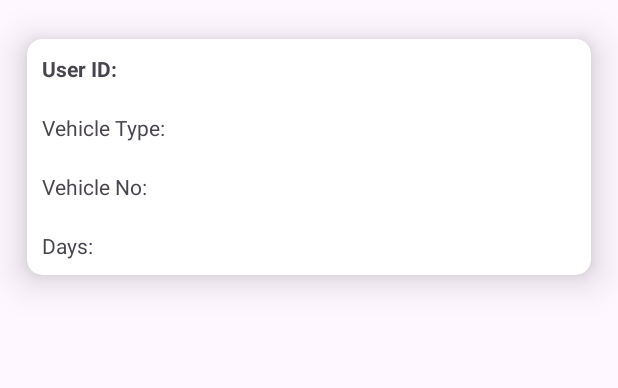
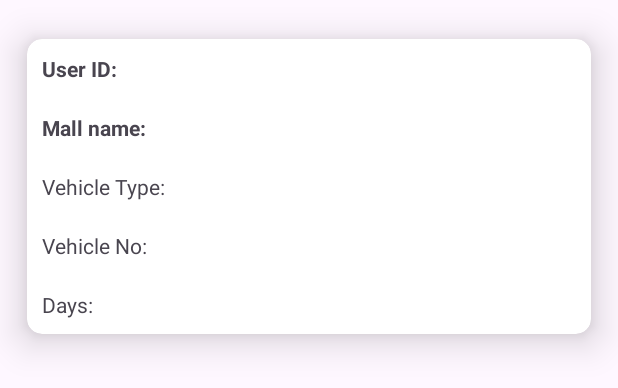
Before and after one commit to Aisha-code1/CarParkingApp, an Android app: the layout booking_item.xml on its own in the app's theme, with its tools: preview values and no code run, on a phone screen of 412 x 824 dp. Shown: the top 388 px of the screen. Run offline under Robolectric (Android 15) with nearby library versions, the phone set to English and light mode, and no system bars.

Commit message:
add booking history

```diff
--- a/app/src/main/java/com/example/carparkingapp/BookingHistoryAdapter.java
+++ b/app/src/main/java/com/example/carparkingapp/BookingHistoryAdapter.java
@@ -30,13 +30,15 @@ public class BookingHistoryAdapter extends RecyclerView.Adapter<BookingViewHolde
     @Override
     public void onBindViewHolder(@NonNull BookingViewHolder holder, int position) {
         Booking booking = bookinglist.get(position);
+        holder.tvMallName.setText("Mall: " + booking.mallName);
         holder.tvVehicleType.setText("Type: " + booking.vehicleType);
         holder.tvVehicleNumber.setText("Number: " + booking.vehicleNumber);
         holder.tvDays.setText("Days: " + booking.days);
     }
 
     @Override
-    public int getItemCount() {
+    public int getItemCount()
+    {
         return bookinglist.size();
     }
 }
--- a/app/src/main/java/com/example/carparkingapp/BookingViewHolder.java
+++ b/app/src/main/java/com/example/carparkingapp/BookingViewHolder.java
@@ -14,5 +14,6 @@ public class BookingViewHolder extends RecyclerView.ViewHolder {
         tvVehicleType = itemView.findViewById(R.id.vehicle_type);
         tvVehicleNumber = itemView.findViewById(R.id.vehicle_no);
         tvDays = itemView.findViewById(R.id.days);
+        tvMallName = itemView.findViewById(R.id.mall_name);
     }
 }
--- a/app/src/main/java/com/example/carparkingapp/DetailActivity.java
+++ b/app/src/main/java/com/example/carparkingapp/DetailActivity.java
@@ -14,7 +14,7 @@ import androidx.core.view.WindowInsetsCompat;
 
 public class DetailActivity extends AppCompatActivity {
     TextView tvName, tvPrice, tvCity, tvTiming, tvAddress;
-    String uuid;
+    String uuid, mallName;
     @Override
     protected void onCreate(Bundle savedInstanceState) {
         super.onCreate(savedInstanceState);
@@ -31,12 +31,14 @@ public class DetailActivity extends AppCompatActivity {
             public void onClick(View v) {
                 Intent intent = new Intent(DetailActivity.this, BookingActivity.class);
                 intent.putExtra("mallId", uuid);
+                intent.putExtra("mallName", mallName);
                 startActivity(intent);
             }
         });
 
         Intent intent = getIntent();
         uuid = intent.getStringExtra("uuid");
+        mallName = intent.getStringExtra("name");
         tvName.setText(intent.getStringExtra("name"));
         int price = intent.getIntExtra("price", 0);
         tvPrice.setText("Price: Rs " + price);
--- a/app/src/main/java/com/example/carparkingapp/Fragment/HomeFragment.java
+++ b/app/src/main/java/com/example/carparkingapp/Fragment/HomeFragment.java
@@ -58,6 +58,7 @@ public class HomeFragment extends Fragment {
             @Override
             public void onClick(View v) {
                 Intent intent = new Intent(getContext(), ViewSlot.class);
+
                 startActivity(intent);
             }
         });
--- a/app/src/main/java/com/example/carparkingapp/ViewBookingAdapter.java
+++ b/app/src/main/java/com/example/carparkingapp/ViewBookingAdapter.java
@@ -32,6 +32,7 @@ public class ViewBookingAdapter extends RecyclerView.Adapter<ViewBookingHolder>
         ViewBooking viewbooking = bookingList.get(position);
 
         holder.userId.setText("User ID: " + viewbooking.getuserId());
+        holder.tvMallName.setText("Mall name: " + viewbooking.getmallName());
         holder.tvVehicleType.setText("Vehicle Type: " + viewbooking.getVehicleType());
         holder.tvVehicleNo.setText("Vehicle No: " + viewbooking.getVehicleNumber());
         holder.tvDays.setText("Days: " + viewbooking.getDays());
--- a/app/src/main/java/com/example/carparkingapp/ViewBookingHolder.java
+++ b/app/src/main/java/com/example/carparkingapp/ViewBookingHolder.java
@@ -6,13 +6,15 @@ import android.view.View;
 import androidx.recyclerview.widget.RecyclerView;
 
 public class ViewBookingHolder extends RecyclerView.ViewHolder {
-    TextView userId, tvVehicleType, tvVehicleNo, tvDays;
+    TextView userId, tvVehicleType, tvVehicleNo, tvDays,tvMallName;
 
     public ViewBookingHolder(View itemView) {
         super(itemView);
         userId = itemView.findViewById(R.id.tv_user);
+        tvMallName = itemView.findViewById(R.id.tv_mallName);
         tvVehicleType = itemView.findViewById(R.id.vehicle_type);
         tvVehicleNo = itemView.findViewById(R.id.vehicle_no);
         tvDays = itemView.findViewById(R.id.days);
+
     }
 }
--- a/app/src/main/res/layout/booking_history_item.xml
+++ b/app/src/main/res/layout/booking_history_item.xml
@@ -4,6 +4,12 @@
     android:layout_height="wrap_content"
     android:orientation="vertical"
     android:padding="16dp">
+
+    <TextView
+        android:id="@+id/mall_name"
+        android:layout_width="wrap_content"
+        android:layout_height="wrap_content"
+        android:text="Mall name"/>
 
     <TextView
         android:id="@+id/vehicle_type"
--- a/app/src/main/res/layout/booking_item.xml
+++ b/app/src/main/res/layout/booking_item.xml
@@ -19,11 +19,20 @@
             android:layout_height="wrap_content"
             android:layout_weight="1"
             android:orientation="vertical">
+
             <TextView
                 android:id="@+id/tv_user"
                 android:layout_width="wrap_content"
                 android:layout_height="wrap_content"
                 android:text="User ID:"
+                android:textStyle="bold"
+                android:padding="10dp"/>
+
+            <TextView
+                android:id="@+id/tv_mallName"
+                android:layout_width="wrap_content"
+                android:layout_height="wrap_content"
+                android:text="Mall name:"
                 android:textStyle="bold"
                 android:padding="10dp"/>
 
```
Also changed, not shown: app/src/main/java/com/example/carparkingapp/Booking.java (+5 -2 lines), app/src/main/java/com/example/carparkingapp/BookingActivity.java (+20 -5 lines), app/src/main/java/com/example/carparkingapp/ViewBooking.java (+7 -2 lines).
